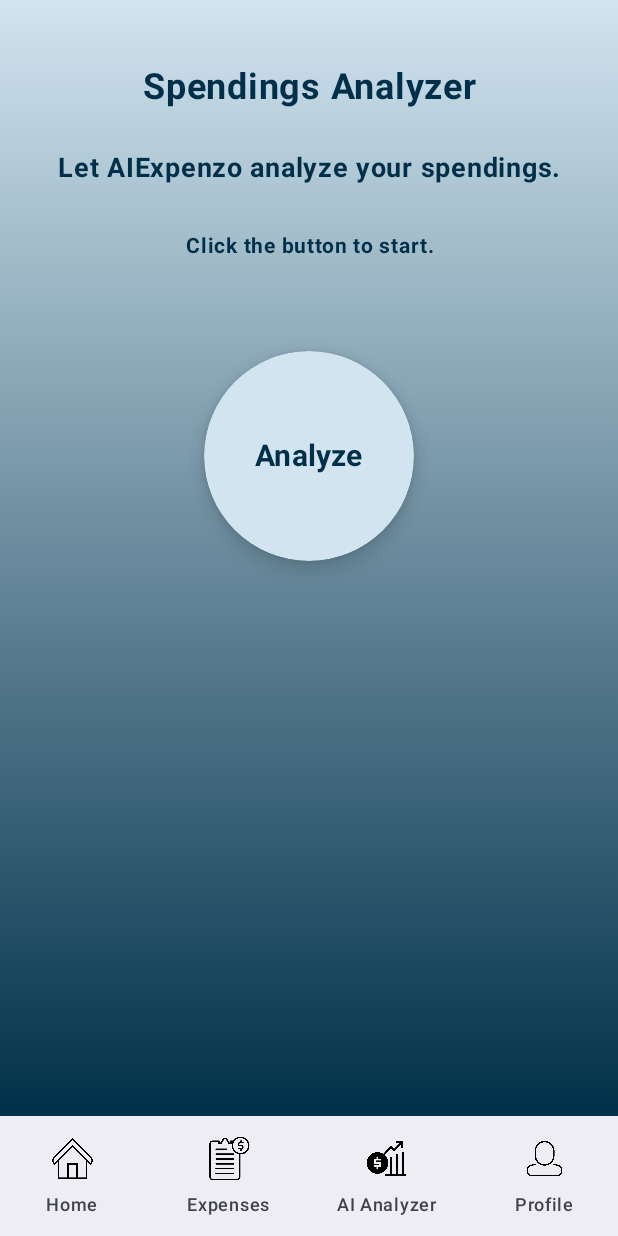
After one commit to sandxx03/AIExpenzo, an Android app built with Jetpack Compose: the composable AIAnalyzerScreen shown on its own in the app's theme, on a phone screen of 412 x 824 dp. The commit adds this screen. Run offline under Robolectric (Android 15) with nearby library versions, the phone set to English and light mode, and no system bars; our stand-ins replace Firebase (no records; nobody signed in at launch, a user with empty details on screens opened directly).

Commit message:
Eleventh Commit -Integrated Generative AI for AI Analyzer (requires testing again) -Current issues: Have to switch screens to refresh changes after adding expenses

```diff
--- a/app/build.gradle.kts
+++ b/app/build.gradle.kts
@@ -64,6 +64,9 @@
     implementation(platform("com.google.firebase:firebase-bom:33.15.0"))
     implementation("com.google.firebase:firebase-auth-ktx")
     implementation("com.google.firebase:firebase-firestore-ktx")
+    implementation("com.squareup.retrofit2:retrofit:2.9.0")
+    implementation ("com.squareup.retrofit2:converter-gson:2.9.0")
+
 
 
 
--- a/app/src/main/AndroidManifest.xml
+++ b/app/src/main/AndroidManifest.xml
@@ -11,6 +11,7 @@
         android:roundIcon="@mipmap/ic_launcher_round"
         android:supportsRtl="true"
         android:theme="@style/Theme.AIExpenzo"
+        android:usesCleartextTraffic="true"
 
         tools:targetApi="31">
         <activity
--- a/app/src/main/java/com/example/aiexpenzo/MainActivity.kt
+++ b/app/src/main/java/com/example/aiexpenzo/MainActivity.kt
@@ -8,6 +8,7 @@
 import androidx.navigation.compose.rememberNavController
 import com.example.aiexpenzo.navigation.AppNavHost
 import com.example.aiexpenzo.ui.theme.AIExpenzoTheme
+import com.example.aiexpenzo.viewmodel.AiAnalyzerViewModel
 import com.example.aiexpenzo.viewmodel.AuthViewModel
 import com.example.aiexpenzo.viewmodel.ExpenseViewModel
 import com.google.firebase.FirebaseApp
@@ -25,7 +26,8 @@
                 val navController = rememberNavController()
                 val authViewModel: AuthViewModel = viewModel()
                 val expenseViewModel: ExpenseViewModel = viewModel()
-                AppNavHost(navController, authViewModel, expenseViewModel)
+                val aiAnalyzerViewModel: AiAnalyzerViewModel = viewModel()
+                AppNavHost(navController, authViewModel, expenseViewModel, aiAnalyzerViewModel)
             }
 
         }
--- /dev/null
+++ b/app/src/main/java/com/example/aiexpenzo/data/model/AnalysisResponse.kt
@@ -0,0 +1,5 @@
+package com.example.aiexpenzo.data.model
+
+class AnalysisResponse(
+    val analysis: List<String>
+)
--- a/app/src/main/java/com/example/aiexpenzo/data/repository/FirestoreExpenseRepository.kt
+++ b/app/src/main/java/com/example/aiexpenzo/data/repository/FirestoreExpenseRepository.kt
@@ -2,7 +2,6 @@
 
 import com.example.aiexpenzo.data.firebase.FirebaseService
 import com.example.aiexpenzo.data.model.Expense
-import com.google.firebase.Timestamp
 import kotlinx.coroutines.tasks.await
 
 object FirestoreExpenseRepository {
--- /dev/null
+++ b/app/src/main/java/com/example/aiexpenzo/view/AIAnalyzerScreen.kt
@@ -0,0 +1,175 @@
+package com.example.aiexpenzo.view
+
+import androidx.compose.foundation.background
+import androidx.compose.foundation.layout.Box
+import androidx.compose.foundation.layout.Column
+import androidx.compose.foundation.layout.Spacer
+import androidx.compose.foundation.layout.fillMaxSize
+import androidx.compose.foundation.layout.fillMaxWidth
+import androidx.compose.foundation.layout.height
+import androidx.compose.foundation.layout.padding
+import androidx.compose.foundation.layout.size
+import androidx.compose.foundation.rememberScrollState
+import androidx.compose.foundation.shape.CircleShape
+import androidx.compose.foundation.verticalScroll
+import androidx.compose.material3.Button
+import androidx.compose.material3.ButtonDefaults
+import androidx.compose.material3.CircularProgressIndicator
+import androidx.compose.material3.Scaffold
+import androidx.compose.material3.Text
+import androidx.compose.runtime.Composable
+import androidx.compose.runtime.collectAsState
+import androidx.compose.runtime.getValue
+import androidx.compose.ui.Alignment
+import androidx.compose.ui.Modifier
+import androidx.compose.ui.draw.shadow
+import androidx.compose.ui.graphics.Brush
+import androidx.compose.ui.graphics.Color
+import androidx.compose.ui.res.colorResource
+import androidx.compose.ui.text.font.FontWeight
+import androidx.compose.ui.text.style.TextAlign
+import androidx.compose.ui.unit.dp
+import androidx.compose.ui.unit.sp
+import androidx.lifecycle.viewmodel.compose.viewModel
+import androidx.navigation.NavController
+import com.example.aiexpenzo.R
+import com.example.aiexpenzo.components.AiResponseCard
+import com.example.aiexpenzo.components.BottomNavBar
+import com.example.aiexpenzo.viewmodel.AiAnalyzerViewModel
+import com.example.aiexpenzo.viewmodel.ExpenseViewModel
+
+@Composable
+fun AIAnalyzerScreen(
+    navController: NavController,
+    aiViewModel: AiAnalyzerViewModel = viewModel(),
+    expenseViewModel: ExpenseViewModel = viewModel()
+
+) {
+    val expenses by expenseViewModel.allExpense.collectAsState(initial = emptyList())
+    val isLoading by aiViewModel.isLoading
+    val analysisList by aiViewModel.result
+
+    val headers = listOf(
+        "Category Breakdown & Spending Patterns",
+        "Type of Spender",
+        "Savings Recommendations"
+    )
+
+
+    Scaffold(
+        bottomBar = { BottomNavBar(navController) },
+
+        ) { innerPadding ->
+        Box(
+            modifier = Modifier
+                .fillMaxSize()
+                .padding(innerPadding)
+                .background(
+                    Brush.verticalGradient(
+                        colors = listOf(
+                            colorResource(R.color.lightblue),
+                            colorResource(R.color.navyblue)
+                        )
+                    )
+                )
+        ) {
+            Column(
+                modifier = Modifier
+                    .fillMaxSize()
+                    .padding(horizontal = 24.dp, vertical = 32.dp)
+                    .verticalScroll(rememberScrollState()),
+                horizontalAlignment = Alignment.CenterHorizontally
+            ) {
+                // Header
+                Text(
+                    text = "Spendings Analyzer",
+                    fontWeight = FontWeight.Bold,
+                    fontSize = 24.sp,
+                    color = colorResource(R.color.navyblue),
+                    textAlign = TextAlign.Center,
+                    modifier = Modifier
+                        .fillMaxWidth()
+                        .padding(top = 12.dp, bottom = 8.dp)
+
+                )
+                Spacer(modifier = Modifier.height(8.dp))
+
+                Text(
+                    text = "Let AIExpenzo analyze your spendings.",
+                    fontWeight = FontWeight.Bold,
+                    fontSize = 18.sp,
+                    color = colorResource(R.color.navyblue),
+                    textAlign = TextAlign.Center,
+                    modifier = Modifier
+                        .fillMaxWidth()
+                        .padding(top = 12.dp, bottom = 8.dp)
+
+                )
+                Spacer(modifier = Modifier.height(8.dp))
+
+                Text(
+                    text = "Click the button to start.",
+                    fontWeight = FontWeight.Bold,
+                    fontSize = 14.sp,
+                    color = colorResource(R.color.navyblue),
+                    textAlign = TextAlign.Center,
+                    modifier = Modifier
+                        .fillMaxWidth()
+                        .padding(top = 12.dp, bottom = 8.dp)
+
+                )
+                Spacer(modifier = Modifier.height(50.dp))
+
+                Box(
+                    modifier = Modifier.fillMaxWidth(),
+                    contentAlignment = Alignment.Center
+                ) {
+
+                    Button(
+                        onClick = {aiViewModel.analyze(expenses, timeRange = "Overall")},
+                        shape = CircleShape,
+                        modifier = Modifier.size(140.dp)
+                            .shadow(8.dp, CircleShape),
+                        colors = ButtonDefaults.buttonColors(
+                            containerColor = colorResource(R.color.lightblue)
+                        )
+                    ) {
+                        Text(
+                            text = "Analyze",
+                            fontSize = 20.sp,
+                            fontWeight = FontWeight.Bold,
+                            color = colorResource(R.color.navyblue)
+                        )
+                    }
+                }
+                Spacer(modifier = Modifier.height(80.dp))
+
+                if (isLoading) {
+                    Box(
+                        modifier = Modifier
+                            .weight(1f)
+                            .fillMaxSize()
+                            .background(Color.Gray.copy(alpha = 0.3f)),
+                        contentAlignment = Alignment.Center
+                    ){
+                        CircularProgressIndicator(color = colorResource(R.color.navyblue))
+                    }
+                } else {
+                    analysisList
+                        ?.take(3)
+                        ?.forEachIndexed{ idx, section ->
+                            AiResponseCard(
+                                header = headers[idx],
+                                body = section
+                            )
+
+
+                    }
+                }
+
+
+            }
+        }
+
+    }
+}
--- a/app/src/main/res/values/colors.xml
+++ b/app/src/main/res/values/colors.xml
@@ -10,4 +10,5 @@
     <color name="navyblue">#003049</color>
     <color name="lightblue">#D1E4EF</color>
     <color name="darkred">#C1121F</color>
+
 </resources>
```
Also changed, not shown: app/src/main/java/com/example/aiexpenzo/components/AiResponseCard.kt (added, +54 -0 lines), app/src/main/java/com/example/aiexpenzo/data/model/AnalysisRequest.kt (added, +9 -0 lines), app/src/main/java/com/example/aiexpenzo/data/model/ExpenseBody.kt (added, +7 -0 lines), app/src/main/java/com/example/aiexpenzo/data/remote/AiAnalyzerApi.kt (added, +11 -0 lines), app/src/main/java/com/example/aiexpenzo/data/remote/ApiClient.kt (added, +14 -0 lines), app/src/main/java/com/example/aiexpenzo/data/repository/AiAnalyzerRepository.kt (added, +28 -0 lines), app/src/main/java/com/example/aiexpenzo/navigation/AppNavHost.kt (+7 -2 lines), app/src/main/java/com/example/aiexpenzo/view/ExpenseListScreen.kt (+0 -14 lines), app/src/main/java/com/example/aiexpenzo/view/ManualAddExpenseScreen.kt (+15 -11 lines), app/src/main/java/com/example/aiexpenzo/viewmodel/AiAnalyzerViewModel.kt (added, +31 -0 lines), app/src/main/java/com/example/aiexpenzo/viewmodel/ExpenseViewModel.kt (+6 -15 lines), 1 other file.
